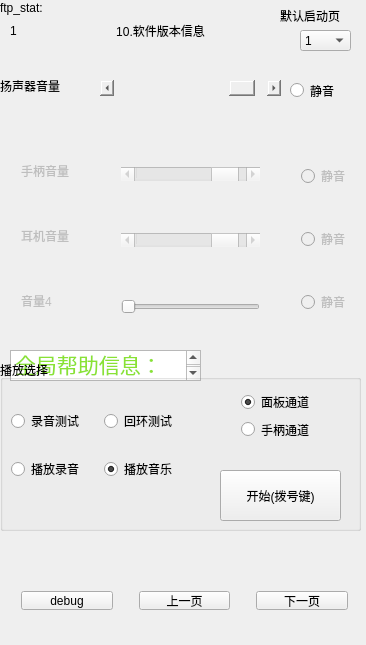
First picture: the form in widget.ui, repository zhaozhi0810/qt-rk3399-update-ftp-window10, before the edit.
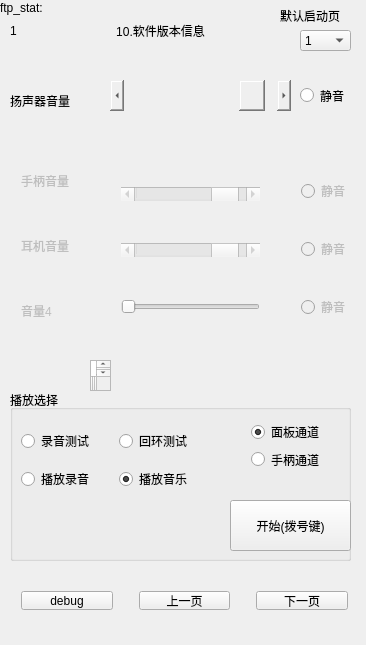
Second picture: the form after the edit.

Diff of the .ui file:
```diff
--- a/widget.ui
+++ b/widget.ui
@@ -2520,7 +2520,7 @@
      <property name="geometry">
       <rect>
        <x>10</x>
-       <y>70</y>
+       <y>80</y>
        <width>81</width>
        <height>211</height>
       </rect>
@@ -2571,9 +2571,9 @@
      <property name="geometry">
       <rect>
        <x>110</x>
-       <y>50</y>
+       <y>80</y>
        <width>161</width>
-       <height>261</height>
+       <height>221</height>
       </rect>
      </property>
      <layout class="QVBoxLayout" name="verticalLayout_11">
@@ -2618,10 +2618,10 @@
     <widget class="QScrollBar" name="horizontalScrollBar_SpeakVol">
      <property name="geometry">
       <rect>
-       <x>100</x>
+       <x>110</x>
        <y>20</y>
        <width>181</width>
-       <height>16</height>
+       <height>31</height>
       </rect>
      </property>
      <property name="styleSheet">
@@ -2638,10 +2638,10 @@
     <widget class="QLabel" name="label_SpeakVol">
      <property name="geometry">
       <rect>
-       <x>0</x>
-       <y>10</y>
+       <x>10</x>
+       <y>20</y>
        <width>81</width>
-       <height>31</height>
+       <height>41</height>
       </rect>
      </property>
      <property name="styleSheet">
@@ -2654,10 +2654,10 @@
     <widget class="QRadioButton" name="radioButton_SpeakVol">
      <property name="geometry">
       <rect>
-       <x>290</x>
+       <x>300</x>
        <y>20</y>
        <width>61</width>
-       <height>21</height>
+       <height>31</height>
       </rect>
      </property>
      <property name="styleSheet">
@@ -2673,9 +2673,9 @@
     <widget class="QTextBrowser" name="textBrowser_help_page5">
      <property name="geometry">
       <rect>
-       <x>10</x>
-       <y>290</y>
-       <width>191</width>
+       <x>90</x>
+       <y>300</y>
+       <width>21</width>
        <height>31</height>
       </rect>
      </property>
@@ -2703,9 +2703,9 @@
      <property name="geometry">
       <rect>
        <x>290</x>
-       <y>60</y>
+       <y>80</y>
        <width>71</width>
-       <height>241</height>
+       <height>221</height>
       </rect>
      </property>
      <layout class="QVBoxLayout" name="verticalLayout_8">
@@ -2762,9 +2762,9 @@
     <widget class="QGroupBox" name="groupBox">
      <property name="geometry">
       <rect>
-       <x>0</x>
-       <y>300</y>
-       <width>361</width>
+       <x>10</x>
+       <y>330</y>
+       <width>341</width>
        <height>171</height>
       </rect>
      </property>
@@ -2779,8 +2779,8 @@
        <rect>
         <x>0</x>
         <y>20</y>
-        <width>201</width>
-        <height>131</height>
+        <width>211</width>
+        <height>101</height>
        </rect>
       </property>
       <layout class="QGridLayout" name="gridLayout_7">
```
Left out of the diff: 6 changed lines with no effect on the pictures.
